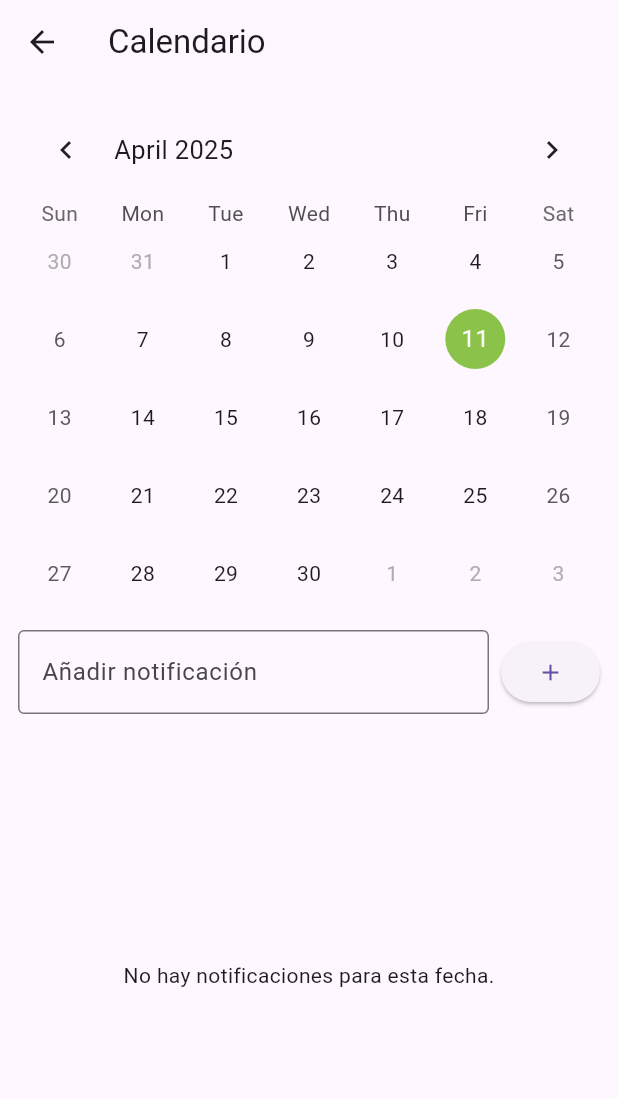
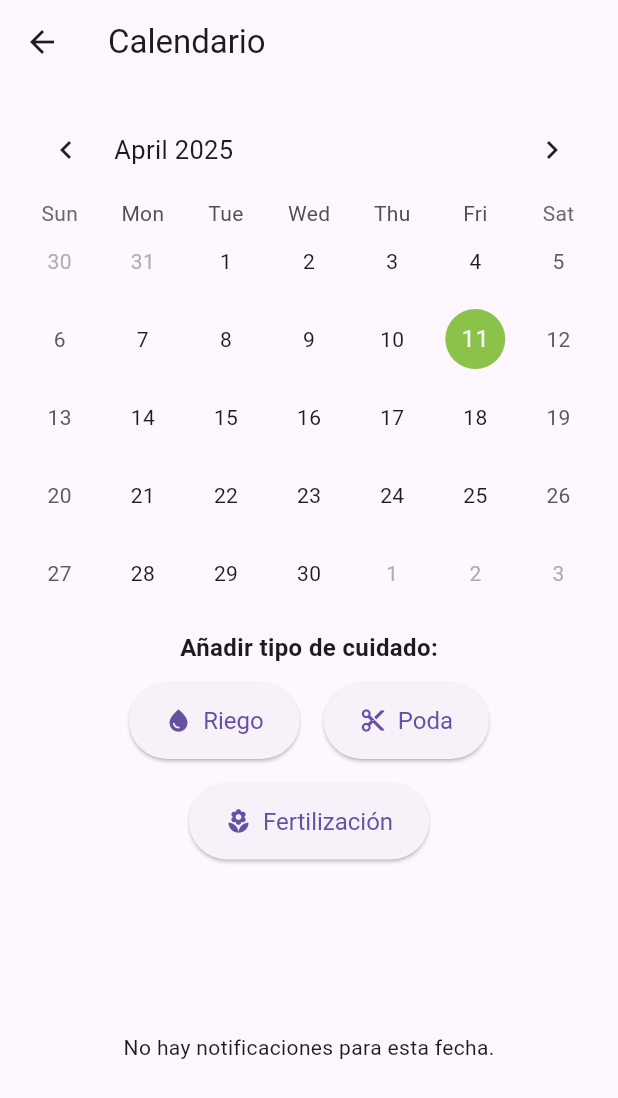
Before and after one commit to mrami8/leafy_app_flutter, a Flutter app: the CalendarPage screen opened directly, on a phone screen of 412 x 824 dp. Shown: the top 1098 px of the screen. Run offline on Flutter 3.47's test engine with Material 3 defaults, Android fonts, the phone set to English and light mode, and no system bars; drawn by our look-alikes of table_calendar; our stand-ins replace supabase_flutter; accounts and stored records are empty.

Commit message:
calendario parte 2- todavia no esta acabado

```diff
--- a/lib/screens/calendar_screen.dart
+++ b/lib/screens/calendar_screen.dart
@@ -4,20 +4,34 @@ import 'package:table_calendar/table_calendar.dart';
 import 'package:leafy_app_flutter/providers/notification_provider.dart';
 import 'package:leafy_app_flutter/widget/add_notification_form.dart';
 
-class CalendarPage extends StatelessWidget {
+class CalendarPage extends StatefulWidget {
   const CalendarPage({super.key});
+
+  @override
+  State<CalendarPage> createState() => _CalendarPageState();
+}
+
+class _CalendarPageState extends State<CalendarPage> {
+  @override
+  void initState() {
+    super.initState();
+    // cargar notificaciones de hoy al abrir
+    WidgetsBinding.instance.addPostFrameCallback((_) {
+      Provider.of<NotificationProvider>(context, listen: false).getAllNotifications();
+
+    });
+  }
 
   @override
   Widget build(BuildContext context) {
     final provider = Provider.of<NotificationProvider>(context);
     final focusedDate = provider.selectedDate ?? DateTime.now();
 
+
     return Scaffold(
-      appBar: AppBar(
-        title: const Text('Calendario'),
-      ),
+      appBar: AppBar(title: const Text('Calendario')),
       body: Padding(
-        padding: const EdgeInsets.all(12.0),
+        padding: const EdgeInsets.all(12),
         child: Column(
           children: [
             TableCalendar(
@@ -27,10 +41,10 @@ class CalendarPage extends StatelessWidget {
               selectedDayPredicate: (day) =>
                   provider.selectedDate != null &&
                   isSameDay(provider.selectedDate, day),
-              onDaySelected: (selectedDay, focusedDay) {
+              onDaySelected: (selectedDay, _) {
                 provider.getNotificationsForDate(selectedDay);
               },
-              calendarStyle: CalendarStyle(
+              calendarStyle: const CalendarStyle(
                 selectedDecoration: BoxDecoration(
                   color: Colors.green,
                   shape: BoxShape.circle,
@@ -64,9 +78,7 @@ class NotificationList extends StatelessWidget {
     final notifications = provider.notifications;
 
     if (notifications.isEmpty) {
-      return const Center(
-        child: Text('No hay notificaciones para esta fecha.'),
-      );
+      return const Center(child: Text('No hay notificaciones para esta fecha.'));
     }
 
     return Card(
@@ -87,19 +99,13 @@ class NotificationList extends StatelessWidget {
             mainAxisAlignment: MainAxisAlignment.spaceBetween,
             children: [
               Expanded(child: Text(mensaje)),
-              Text(
-                fecha,
-                style: const TextStyle(color: Colors.grey),
-              ),
+              Text(fecha, style: const TextStyle(color: Colors.grey)),
               IconButton(
                 icon: const Icon(Icons.delete, color: Colors.red),
                 onPressed: () {
                   provider.deleteNotification(mensaje);
                   ScaffoldMessenger.of(context).showSnackBar(
-                    const SnackBar(
-                      content: Text('Notificación eliminada'),
-                      duration: Duration(seconds: 2),
-                    ),
+                    const SnackBar(content: Text('Notificación eliminada')),
                   );
                 },
               ),
--- a/lib/widget/add_notification_form.dart
+++ b/lib/widget/add_notification_form.dart
@@ -2,50 +2,61 @@
 import 'package:provider/provider.dart';
 import 'package:leafy_app_flutter/providers/notification_provider.dart';
 
-  class AddNotificationForm extends StatefulWidget {
+class AddNotificationForm extends StatelessWidget {
   const AddNotificationForm({super.key});
 
-    @override
-    State<AddNotificationForm> createState() => _AddNotificationFormState();
-  }
-
-  class _AddNotificationFormState extends State<AddNotificationForm> {
-    final TextEditingController _controller = TextEditingController();
-
-    void _submit() {
-      final text = _controller.text.trim();
-      if (text.isNotEmpty) {
-        Provider.of<NotificationProvider>(context, listen: false)
-            .addNotification(text);
-        _controller.clear();
+  void _addNotification(BuildContext context, String tipo) async {
+    final provider = Provider.of<NotificationProvider>(context, listen: false);
+    await provider.addNotification(tipo);
+    await provider.getAllNotifications(); // actualiza la lista completa
 
     ScaffoldMessenger.of(context).showSnackBar(
-          const SnackBar(
-            content: Text('Notificación añadida'),
-            duration: Duration(seconds: 2),
-          ),
+      SnackBar(content: Text('Notificación de $tipo añadida')),
     );
-      }
   }
 
   @override
   Widget build(BuildContext context) {
-      return Row(
+    return Column(
       children: [
-          Expanded(
-            child: TextField(
-              controller: _controller,
-              decoration: const InputDecoration(
-                labelText: 'Añadir notificación',
-                border: OutlineInputBorder(),
+        const Text(
+          'Añadir tipo de cuidado:',
+          style: TextStyle(fontSize: 16, fontWeight: FontWeight.bold),
         ),
-              onSubmitted: (_) => _submit(),
+        const SizedBox(height: 12),
+        Wrap(
+          spacing: 16,
+          runSpacing: 16,
+          alignment: WrapAlignment.center,
+          children: [
+            ElevatedButton.icon(
+              style: ElevatedButton.styleFrom(
+                padding: const EdgeInsets.symmetric(horizontal: 24, vertical: 16),
+                textStyle: const TextStyle(fontSize: 16),
               ),
+              onPressed: () => _addNotification(context, 'Riego'),
+              icon: const Icon(Icons.water_drop),
+              label: const Text('Riego'),
             ),
-          const SizedBox(width: 8),
-          ElevatedButton(
-            onPressed: _submit,
-            child: const Icon(Icons.add),
+            ElevatedButton.icon(
+              style: ElevatedButton.styleFrom(
+                padding: const EdgeInsets.symmetric(horizontal: 24, vertical: 16),
+                textStyle: const TextStyle(fontSize: 16),
+              ),
+              onPressed: () => _addNotification(context, 'Poda'),
+              icon: const Icon(Icons.content_cut),
+              label: const Text('Poda'),
+            ),
+            ElevatedButton.icon(
+              style: ElevatedButton.styleFrom(
+                padding: const EdgeInsets.symmetric(horizontal: 24, vertical: 16),
+                textStyle: const TextStyle(fontSize: 16),
+              ),
+              onPressed: () => _addNotification(context, 'Fertilización'),
+              icon: const Icon(Icons.local_florist),
+              label: const Text('Fertilización'),
+            ),
+          ],
         ),
       ],
     );
```
Also changed, not shown: lib/providers/notification_provider.dart (+81 -38 lines). Lines whose indentation alone changed are shown as unchanged.
